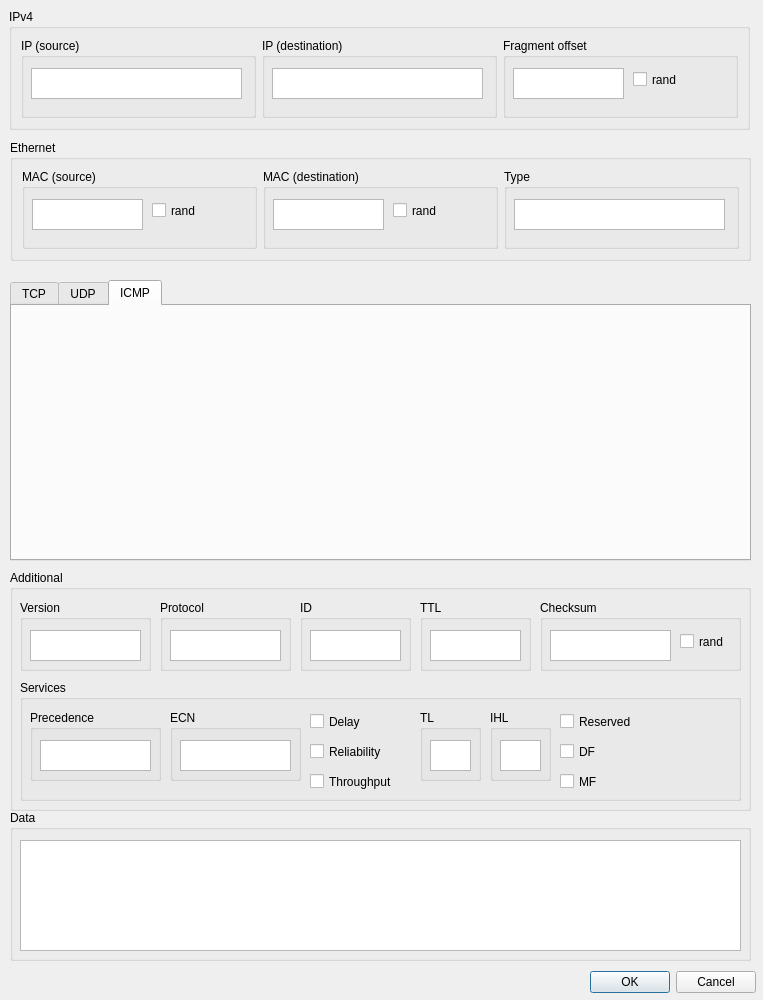
Hiirigma/packGen, file prog.ui: the form before one commit.
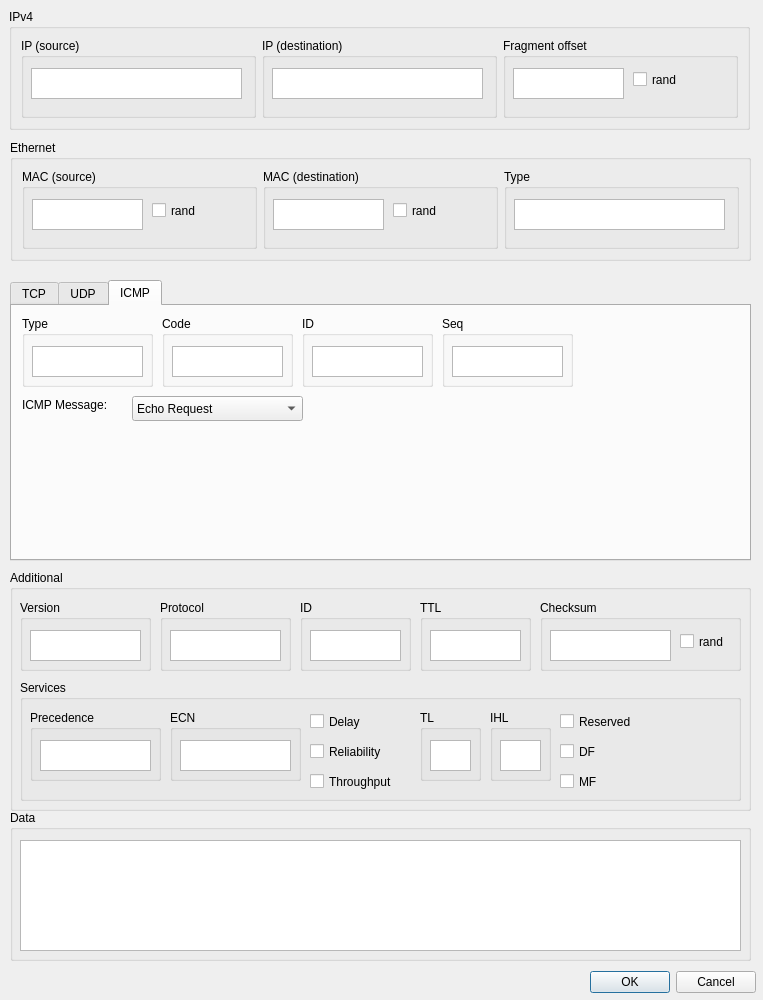
The form after the commit. The open tabs and pages were chosen to show the change.

Patch:
```diff
--- a/prog.ui
+++ b/prog.ui
@@ -657,6 +657,131 @@
     <attribute name="title">
      <string>ICMP</string>
     </attribute>
+    <widget class="QGroupBox" name="groupBox_38">
+     <property name="geometry">
+      <rect>
+       <x>10</x>
+       <y>10</y>
+       <width>131</width>
+       <height>71</height>
+      </rect>
+     </property>
+     <property name="title">
+      <string>Type</string>
+     </property>
+     <widget class="QTextEdit" name="textEdit_38">
+      <property name="geometry">
+       <rect>
+        <x>10</x>
+        <y>30</y>
+        <width>111</width>
+        <height>31</height>
+       </rect>
+      </property>
+     </widget>
+    </widget>
+    <widget class="QGroupBox" name="groupBox_39">
+     <property name="geometry">
+      <rect>
+       <x>150</x>
+       <y>10</y>
+       <width>131</width>
+       <height>71</height>
+      </rect>
+     </property>
+     <property name="title">
+      <string>Code</string>
+     </property>
+     <widget class="QTextEdit" name="textEdit_39">
+      <property name="geometry">
+       <rect>
+        <x>10</x>
+        <y>30</y>
+        <width>111</width>
+        <height>31</height>
+       </rect>
+      </property>
+     </widget>
+    </widget>
+    <widget class="QGroupBox" name="groupBox_40">
+     <property name="geometry">
+      <rect>
+       <x>290</x>
+       <y>10</y>
+       <width>131</width>
+       <height>71</height>
+      </rect>
+     </property>
+     <property name="title">
+      <string>ID</string>
+     </property>
+     <widget class="QTextEdit" name="textEdit_40">
+      <property name="geometry">
+       <rect>
+        <x>10</x>
+        <y>30</y>
+        <width>111</width>
+        <height>31</height>
+       </rect>
+      </property>
+     </widget>
+    </widget>
+    <widget class="QGroupBox" name="groupBox_41">
+     <property name="geometry">
+      <rect>
+       <x>430</x>
+       <y>10</y>
+       <width>131</width>
+       <height>71</height>
+      </rect>
+     </property>
+     <property name="title">
+      <string>Seq</string>
+     </property>
+     <widget class="QTextEdit" name="textEdit_41">
+      <property name="geometry">
+       <rect>
+        <x>10</x>
+        <y>30</y>
+        <width>111</width>
+        <height>31</height>
+       </rect>
+      </property>
+     </widget>
+    </widget>
+    <widget class="QComboBox" name="comboBox">
+     <property name="geometry">
+      <rect>
+       <x>120</x>
+       <y>90</y>
+       <width>171</width>
+       <height>25</height>
+      </rect>
+     </property>
+     <item>
+      <property name="text">
+       <string>Echo Request</string>
+      </property>
+     </item>
+     <item>
+      <property name="text">
+       <string>Echo Reply</string>
+      </property>
+     </item>
+    </widget>
+    <widget class="QLabel" name="label">
+     <property name="geometry">
+      <rect>
+       <x>10</x>
+       <y>90</y>
+       <width>111</width>
+       <height>17</height>
+      </rect>
+     </property>
+     <property name="text">
+      <string>ICMP Message:</string>
+     </property>
+    </widget>
    </widget>
   </widget>
   <widget class="QGroupBox" name="groupBox_2">
```
Left out of the diff: 38 changed lines with no effect on the pictures.
